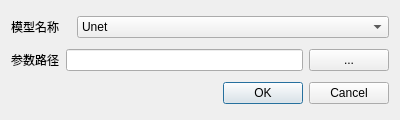
The window that buildseg/buildSeg_dialog_base.ui (deepbands/buildseg) describes before a commit, drawn with Qt 5.
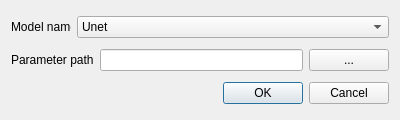
The same window after the commit.

```diff
--- a/buildseg/buildSeg_dialog_base.ui
+++ b/buildseg/buildSeg_dialog_base.ui
@@ -57,7 +57,7 @@
           </size>
          </property>
          <property name="text">
-          <string>模型名称</string>
+          <string>Model name</string>
          </property>
         </widget>
        </item>
@@ -83,7 +83,7 @@
        <item>
         <widget class="QLabel" name="lblParams">
          <property name="text">
-          <string>参数路径</string>
+          <string>Parameter path</string>
          </property>
         </widget>
        </item>
```
